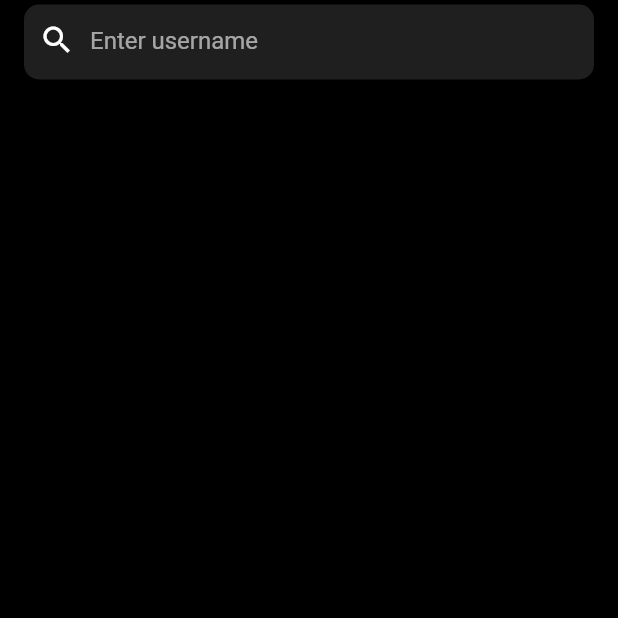
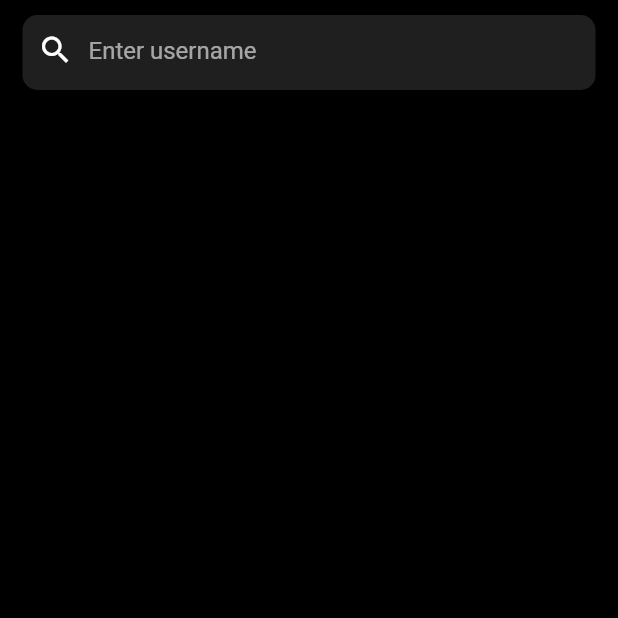
Before and after one commit to SUJAL676/Intagram_clone, a Flutter app: the Search_Screen screen opened directly, on a phone screen of 412 x 824 dp, the top half of it. Run offline on Flutter 3.47's test engine with Material 2 defaults, Android fonts, the phone set to English and light mode, and no system bars; our stand-ins replace cloud_firestore, firebase_auth, firebase_core, firebase_storage, flutter_svg, image_picker; accounts and stored records are empty; network calls fail.

```diff
--- a/lib/screens/search_screen.dart
+++ b/lib/screens/search_screen.dart
@@ -17,12 +17,85 @@ class _Search_ScreenState extends State<Search_Screen> {
   @override
   Widget build(BuildContext context) {
     return Scaffold(
-      appBar: AppBar(
-        automaticallyImplyLeading: false,
-        backgroundColor: mobileBackgroundColor,
-        centerTitle: false,
-        title: Expanded(
-          child: Container(
+      // appBar: AppBar(
+      //   automaticallyImplyLeading: false,
+      //   backgroundColor: mobileBackgroundColor,
+      //   centerTitle: false,
+      //   title: Expanded(
+      //     child: Container(
+      //       height: 50,
+      //       width: double.infinity,
+      //       decoration: BoxDecoration(borderRadius: BorderRadius.circular(10) ,color: Colors.white12),
+      //       child: Row(
+      //         crossAxisAlignment: CrossAxisAlignment.start,
+      //         mainAxisAlignment: MainAxisAlignment.start,
+      //         children: [
+      //           Padding(padding: EdgeInsets.only(top: 11.6,left: 10,right: 10),
+      //               child: Icon(Icons.search)),
+      //           Expanded(
+      //             child: TextField(
+      //               controller: controller,
+      //               decoration: InputDecoration(
+      //                   border: InputBorder.none,
+      //                   hintText: "Enter username"
+      //               ),
+      //               onSubmitted: (String _)
+      //               {
+      //                 setState(() {
+      //                   _isbool=true;
+      //                 });
+      //               }
+      //               ,
+      //             ),
+      //           )
+      //         ],
+      //       ),
+      //     ),
+      //   )
+      // ),
+
+      // body:_isbool?FutureBuilder(
+      //   future: FirebaseFirestore.instance.collection('users').where('username',isEqualTo: controller.text).get(),
+      //   builder: (context,snapshot)
+      //   {
+      //     if(snapshot.connectionState==ConnectionState.waiting)
+      //       {
+      //         CircularProgressIndicator();
+      //       }
+      //     else
+      //       {
+      //         return ListView.builder(
+      //             itemCount: (snapshot.data! as dynamic).docs.length,
+      //             itemBuilder: (context , index)
+      //             {
+      //               return InkWell(
+      //                 onTap: (){
+      //                   Navigator.of(context).push(MaterialPageRoute(
+      //                       builder: (context)=> Profile_Screen(photourl: (snapshot.data! as dynamic).docs[index]['image'],
+      //                         desc: (snapshot.data! as dynamic).docs[index]['bio'],
+      //                         username: (snapshot.data! as dynamic).docs[index]['username'],
+      //                         uid: (snapshot.data! as dynamic).docs[index]['uid'], isback: true,
+      //                         // followers: (snapshot.data! as dynamic).docs[index]['followers'],
+      //                         // following: (snapshot.data! as dynamic).docs[index]['following'],
+      //                       )) );
+      //                 },
+      //                 child: ListTile(
+      //                   leading: CircleAvatar(backgroundImage: NetworkImage((snapshot.data! as dynamic).docs[index]['image']),),
+      //                   title: Text((snapshot.data! as dynamic).docs[index]['username']),
+      //                 ),
+      //               );
+      //             }
+      //         );
+      //       }
+      //     return Center();
+      //   } ,
+      // ) : post_display()
+
+      body: SafeArea(
+        child: Column(
+          children: [
+            Container(
+              margin: EdgeInsets.symmetric(horizontal: 15).copyWith(top: 10),
               height: 50,
               width: double.infinity,
               decoration: BoxDecoration(borderRadius: BorderRadius.circular(10) ,color: Colors.white12),
@@ -51,45 +124,48 @@ class _Search_ScreenState extends State<Search_Screen> {
                 ],
               ),
             ),
-        )
+
+            // Container(
+            //   child: _isbool?FutureBuilder(
+            //       future: FirebaseFirestore.instance.collection('users').where('username',isEqualTo: controller.text).get(),
+            //       builder: (context,snapshot)
+            //       {
+            //         if(snapshot.connectionState==ConnectionState.waiting)
+            //           {
+            //             CircularProgressIndicator();
+            //           }
+            //         else
+            //           {
+            //             return ListView.builder(
+            //                 itemCount: (snapshot.data! as dynamic).docs.length,
+            //                 itemBuilder: (context , index)
+            //                 {
+            //                   return InkWell(
+            //                     onTap: (){
+            //                       Navigator.of(context).push(MaterialPageRoute(
+            //                           builder: (context)=> Profile_Screen(photourl: (snapshot.data! as dynamic).docs[index]['image'],
+            //                             desc: (snapshot.data! as dynamic).docs[index]['bio'],
+            //                             username: (snapshot.data! as dynamic).docs[index]['username'],
+            //                             uid: (snapshot.data! as dynamic).docs[index]['uid'], isback: true,
+            //                             // followers: (snapshot.data! as dynamic).docs[index]['followers'],
+            //                             // following: (snapshot.data! as dynamic).docs[index]['following'],
+            //                           )) );
+            //                     },
+            //                     child: ListTile(
+            //                       leading: CircleAvatar(backgroundImage: NetworkImage((snapshot.data! as dynamic).docs[index]['image']),),
+            //                       title: Text((snapshot.data! as dynamic).docs[index]['username']),
+            //                     ),
+            //                   );
+            //                 }
+            //             );
+            //           }
+            //         return Center();
+            //       } ,
+            //     ) : post_display(),
+            // )
+          ],
         ),
-
-      body:_isbool?FutureBuilder(
-        future: FirebaseFirestore.instance.collection('users').where('username',isEqualTo: controller.text).get(),
-        builder: (context,snapshot)
-        {
-          if(snapshot.connectionState==ConnectionState.waiting)
-            {
-              CircularProgressIndicator();
-            }
-          else
-            {
-              return ListView.builder(
-                  itemCount: (snapshot.data! as dynamic).docs.length,
-                  itemBuilder: (context , index)
-                  {
-                    return InkWell(
-                      onTap: (){
-                        Navigator.of(context).push(MaterialPageRoute(
-                            builder: (context)=> Profile_Screen(photourl: (snapshot.data! as dynamic).docs[index]['image'],
-                              desc: (snapshot.data! as dynamic).docs[index]['bio'],
-                              username: (snapshot.data! as dynamic).docs[index]['username'],
-                              uid: (snapshot.data! as dynamic).docs[index]['uid'], isback: true,
-                              // followers: (snapshot.data! as dynamic).docs[index]['followers'],
-                              // following: (snapshot.data! as dynamic).docs[index]['following'],
-                            )) );
-                      },
-                      child: ListTile(
-                        leading: CircleAvatar(backgroundImage: NetworkImage((snapshot.data! as dynamic).docs[index]['image']),),
-                        title: Text((snapshot.data! as dynamic).docs[index]['username']),
       ),
-                    );
-                  }
-              );
-            }
-          return Center();
-        } ,
-      ) : post_display()
 
 
 
```
Lines whose indentation alone changed are shown as unchanged.
